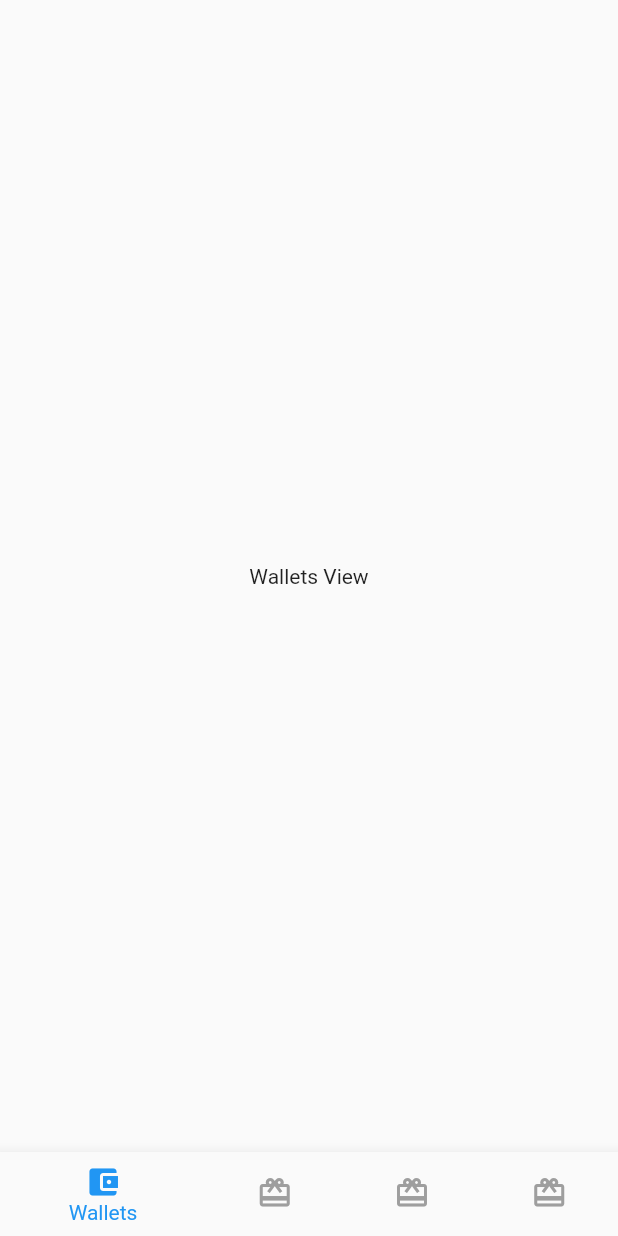
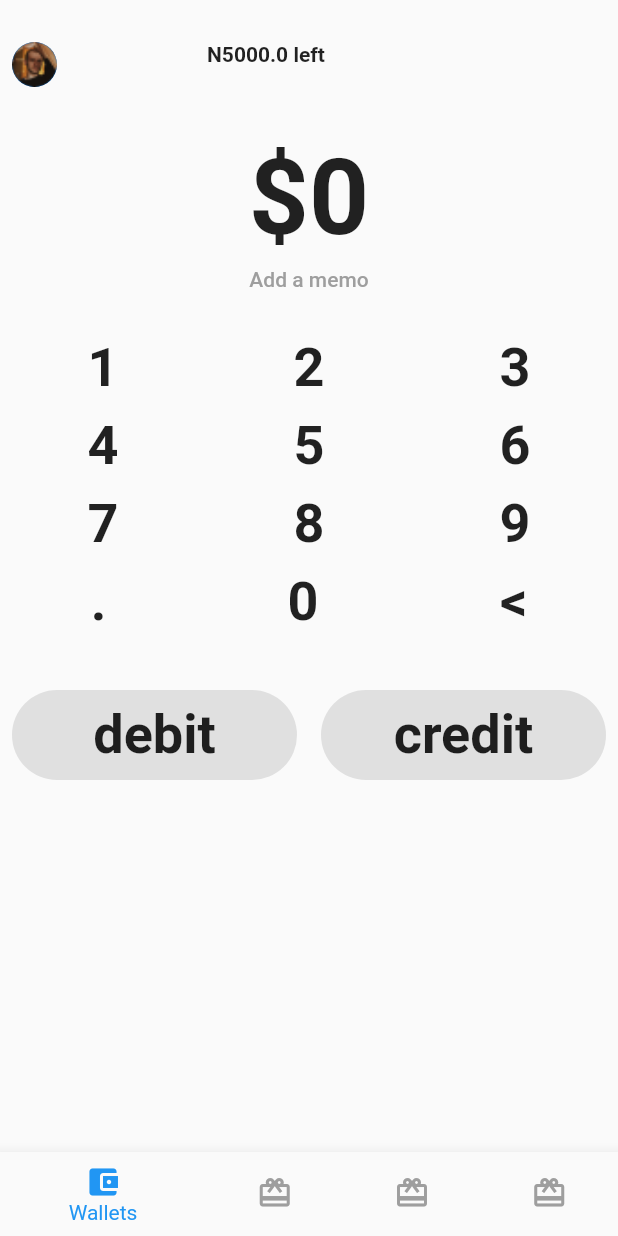
Before and after one commit to moak13/transaction, a Flutter app: the screen it shows after launch, on a phone screen of 412 x 824 dp. Run offline on Flutter 3.47's test engine with Material 2 defaults, Android fonts, the phone set to English and light mode, and no system bars; our stand-ins replace auto_route, get_it, stacked, stacked_services.

```diff
--- a/lib/features/wallets/view_model/wallets_viewmodel.dart
+++ b/lib/features/wallets/view_model/wallets_viewmodel.dart
@@ -1,6 +1,82 @@
 import 'package:stacked/stacked.dart';
+import 'package:stacked_services/stacked_services.dart';
+
+import '../../../common/service_ui/setup_snackbar_ui.dart';
+import '../../../locator.dart';
 
 class WalletsViewModel extends BaseViewModel {
+  final _snackbarService = locator<SnackbarService>();
   String _title = "Wallets View";
   String get title => _title;
+
+  double _amountLeft = 5000;
+  double get amountLeft => _amountLeft;
+
+  String _inputedAmount = '';
+  String get inputedAmount => _inputedAmount;
+
+  List<String> _keyRowOne = ['1', '2', '3'];
+  List<String> get keyRowOne => _keyRowOne;
+  List<String> _keyRowTwo = ['4', '5', '6'];
+  List<String> get keyRowTwo => _keyRowTwo;
+  List<String> _keyRowThree = ['7', '8', '9'];
+  List<String> get keyRowThree => _keyRowThree;
+  List<String> _keyRowFour = ['.', '0', '<'];
+  List<String> get keyRowFour => _keyRowFour;
+
+  /// This function helps us to get the tapped keys and display it in the view
+  assignNumber({String number}) {
+    print('KeyTapped: $number');
+    // each entry cannot contain more than one decimal point
+    if (_inputedAmount
+            .toString()
+            .split(RegExp(r'\s.{1}\s'))
+            .last
+            .contains('.') &&
+        number.toString() == '.') return;
+    // the first entry cannot be a decimal
+    if (_inputedAmount.toString().isEmpty && number.toString() == '.') return;
+    _inputedAmount += number;
+    notifyListeners();
+  }
+
+  deleteLast() {
+    // delete the last entry and remove any trailing space
+    _inputedAmount = _inputedAmount.substring(0, _inputedAmount.length - 1);
+    notifyListeners();
+  }
+
+  /// This function helps us to debit money from our wallet
+  debitAmount() {
+    final _balance = _amountLeft - double.parse(_inputedAmount);
+    _amountLeft = _balance;
+    _snackbarService.showCustomSnackBar(
+      variant: SnackbarType.debitSnackBar,
+      message: 'Wallet debitted with $_inputedAmount',
+      duration: Duration(seconds: 3),
+    );
+    notifyListeners();
+  }
+
+  /// This function helps us to credit money into our wallet
+  creditAmount() {
+    final _balance = _amountLeft + double.parse(_inputedAmount);
+    _amountLeft = _balance;
+    _snackbarService.showCustomSnackBar(
+      variant: SnackbarType.creditSnackBar,
+      message: 'Wallet creditted with $_inputedAmount',
+      duration: Duration(seconds: 3),
+    );
+    notifyListeners();
+  }
+
+  /// This function triggers a message of unavailable feature
+  triggerMemo() {
+    _snackbarService.showCustomSnackBar(
+      variant: SnackbarType.memoSnackBar,
+      message: 'This Feature Is Not Avaiable',
+      duration: Duration(seconds: 3),
+    );
+    notifyListeners();
+  }
 }
--- a/lib/features/wallets/wallets_view.dart
+++ b/lib/features/wallets/wallets_view.dart
@@ -1,7 +1,10 @@
 import 'package:flutter/material.dart';
 import 'package:stacked/stacked.dart';
 
+import '../../common/extensions/string_extensions.dart';
 import 'view_model/wallets_viewmodel.dart';
+import 'widgets/action_pad.dart';
+import 'widgets/key_pad.dart';
 
 class WalletsView extends StatelessWidget {
   const WalletsView({Key key}) : super(key: key);
@@ -11,8 +14,163 @@ class WalletsView extends StatelessWidget {
     return ViewModelBuilder<WalletsViewModel>.reactive(
       builder: (context, model, child) {
         return Scaffold(
-          body: Center(
-            child: Text(model.title),
+          body: SafeArea(
+            child: Column(
+              crossAxisAlignment: CrossAxisAlignment.center,
+              children: [
+                SizedBox(
+                  height: 20,
+                ),
+                Padding(
+                  padding: const EdgeInsets.all(8.0),
+                  child: Row(
+                    // mainAxisAlignment: MainAxisAlignment.center,
+                    crossAxisAlignment: CrossAxisAlignment.start,
+                    children: [
+                      CircleAvatar(
+                        backgroundImage: AssetImage('avatar'.png),
+                        radius: 15,
+                      ),
+                      SizedBox(
+                        width: 100,
+                      ),
+                      Align(
+                        alignment: Alignment.center,
+                        child: Container(
+                          alignment: Alignment.center,
+                          child: Center(
+                            child: Text(
+                              'N${model.amountLeft.toString()} left',
+                              style: TextStyle(fontWeight: FontWeight.bold),
+                            ),
+                          ),
+                        ),
+                      ),
+                    ],
+                  ),
+                ),
+                SizedBox(
+                  height: 25,
+                ),
+                Text(
+                  model.inputedAmount.isEmpty
+                      ? '\$0'
+                      : '\$${model.inputedAmount}',
+                  style: TextStyle(fontWeight: FontWeight.bold, fontSize: 70),
+                ),
+                SizedBox(
+                  height: 5,
+                ),
+                InkWell(
+                  child: Text(
+                    'Add a memo',
+                    style: TextStyle(
+                      color: Colors.grey[500],
+                      fontWeight: FontWeight.w500,
+                    ),
+                  ),
+                  onTap: () => model.triggerMemo(),
+                ),
+                SizedBox(
+                  height: 30,
+                ),
+                Row(
+                  mainAxisAlignment: MainAxisAlignment.spaceAround,
+                  children: model.keyRowOne
+                      .map(
+                        (e) => KeyPad(
+                          key: Key(e),
+                          title: e,
+                          ontap: () {
+                            model.assignNumber(number: e);
+                          },
+                        ),
+                      )
+                      .toList(),
+                ),
+                SizedBox(
+                  height: 10,
+                ),
+                Row(
+                  mainAxisAlignment: MainAxisAlignment.spaceAround,
+                  children: model.keyRowTwo
+                      .map(
+                        (e) => KeyPad(
+                          key: Key(e),
+                          title: e,
+                          ontap: () {
+                            model.assignNumber(number: e);
+                          },
+                        ),
+                      )
+                      .toList(),
+                ),
+                SizedBox(
+                  height: 10,
+                ),
+                Row(
+                  mainAxisAlignment: MainAxisAlignment.spaceAround,
+                  children: model.keyRowThree
+                      .map(
+                        (e) => KeyPad(
+                          key: Key(e),
+                          title: e,
+                          ontap: () {
+                            model.assignNumber(number: e);
+                          },
+                        ),
+                      )
+                      .toList(),
+                ),
+                SizedBox(
+                  height: 10,
+                ),
+                Row(
+                  mainAxisAlignment: MainAxisAlignment.spaceAround,
+                  children: model.keyRowFour.map((e) {
+                    if (e == "<")
+                      return KeyPad(
+                        key: Key(e),
+                        title: e,
+                        ontap: () {
+                          model.deleteLast();
+                        },
+                      );
+                    return KeyPad(
+                      key: Key(e),
+                      title: e,
+                      ontap: () {
+                        model.assignNumber(number: e);
+                      },
+                    );
+                  }).toList(),
+                ),
+                SizedBox(
+                  height: 30,
+                ),
+                Row(
+                  mainAxisAlignment: MainAxisAlignment.spaceAround,
+                  children: [
+                    Expanded(
+                      child: ActionPad(
+                        title: 'debit',
+                        ontap: () {
+                          model.debitAmount();
+                        },
+                      ),
+                    ),
+                    Expanded(
+                      child: ActionPad(
+                        title: 'credit',
+                        ontap: () {
+                          model.creditAmount();
+                        },
+                      ),
+                    ),
+                  ],
+                ),
+              ],
+            ),
           ),
         );
       },
--- /dev/null
+++ b/lib/features/wallets/widgets/action_pad.dart
@@ -0,0 +1,32 @@
+import 'package:flutter/material.dart';
+
+class ActionPad extends StatelessWidget {
+  final String title;
+  final Function ontap;
+  const ActionPad({Key key, this.title, this.ontap}) : super(key: key);
+
+  @override
+  Widget build(BuildContext context) {
+    return InkWell(
+      onTap: ontap,
+      child: Container(
+        height: 60,
+        width: 200,
+        margin: const EdgeInsets.all(8),
+        decoration: BoxDecoration(
+          color: Colors.grey[300],
+          borderRadius: BorderRadius.circular(35),
+          // border: Border.all(
+          //   color: Colors.grey,
+          // ),
+        ),
+        child: Center(
+          child: Text(
+            title,
+            style: TextStyle(fontWeight: FontWeight.bold, fontSize: 36),
+          ),
+        ),
+      ),
+    );
+  }
+}
--- /dev/null
+++ b/lib/features/wallets/widgets/key_pad.dart
@@ -0,0 +1,22 @@
+import 'package:flutter/material.dart';
+
+class KeyPad extends StatelessWidget {
+  final String title;
+  final Function ontap;
+  const KeyPad({Key key, this.title, this.ontap}) : super(key: key);
+
+  @override
+  Widget build(BuildContext context) {
+    return InkWell(
+      onTap: ontap,
+      child: Ink(
+        child: Center(
+          child: Text(
+            title,
+            style: TextStyle(fontWeight: FontWeight.bold, fontSize: 36),
+          ),
+        ),
+      ),
+    );
+  }
+}
```
Also changed, not shown: lib/common/service_ui/setup_snackbar_ui.dart (+21 -2 lines), lib/common/util/screen_util.dart (added, +25 -0 lines).
